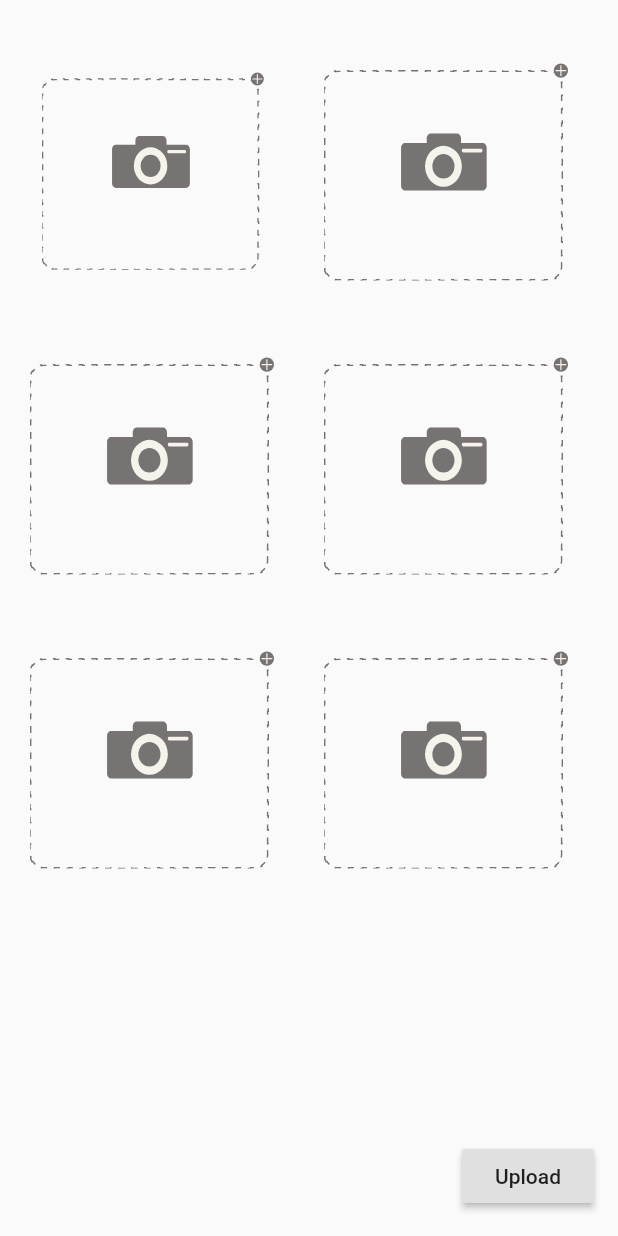
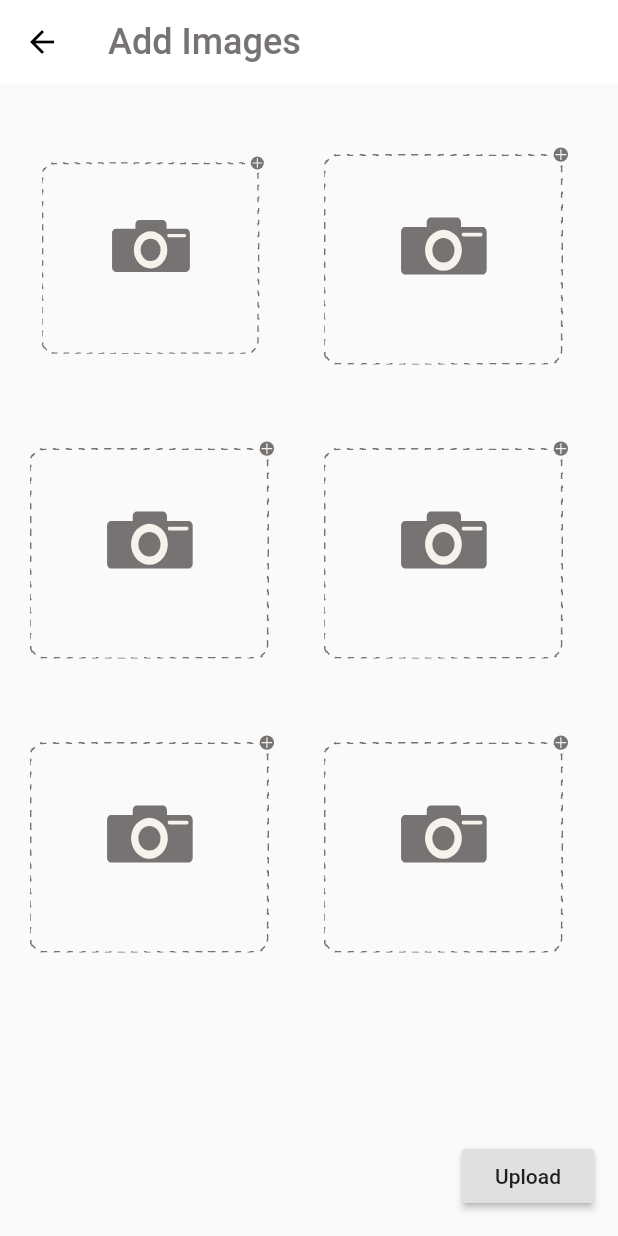
Before and after one commit to kaskadegroup/CaterWorld, a Flutter app: the AddImagae screen opened directly, on a phone screen of 412 x 824 dp. Run offline on Flutter 3.47's test engine with Material 2 defaults, Android fonts, the phone set to English and light mode, and no system bars; our stand-ins replace cloud_firestore, firebase_auth, firebase_storage, flutter_svg, image_picker; accounts and stored records are empty; project files that could hold a hidden picture were left out.

Commit message:
basic back button

```diff
--- a/lib/models/add_dish_form.dart
+++ b/lib/models/add_dish_form.dart
@@ -1,4 +1,3 @@
-
 // import 'package:firebase_core/firebase_core.dart';
 import 'package:flutter/material.dart';
 import 'package:flutter/cupertino.dart';
@@ -24,25 +23,28 @@ class _AddDishFormState extends State<AddDishForm> {
   String _dishAllergens;
   String _dishStory;
   String userId;
-  bool isVeg=false;
+  bool isVeg = false;
 
   void uploadImages(BuildContext context) {
     Navigator.push(
         context, new MaterialPageRoute(builder: (context) => AddImagae()));
   }
 
-  List convertIngredientsList(value){
+  List convertIngredientsList(value) {
     return value.split(",");
   }
+
   void _trySubmit() async {
     final isValid = _formKey.currentState.validate();
     FocusScope.of(context).unfocus();
 
-    if (isValid){
+    if (isValid) {
       _formKey.currentState.save();
       final user = await FirebaseAuth.instance.currentUser();
-      final userData = await Firestore.instance.collection('users').document(user.uid).get();
-      DocumentReference documentReference = Firestore.instance.collection('dish_info').document();
+      final userData =
+          await Firestore.instance.collection('users').document(user.uid).get();
+      DocumentReference documentReference =
+          Firestore.instance.collection('dish_info').document();
       // final dishId = FirebaseFirestore.instance.collection('dish_info').doc().id;
       Firestore.instance.collection('dish_info').add({
         'dish_cat': _dishCuisine,
@@ -107,7 +109,8 @@ class _AddDishFormState extends State<AddDishForm> {
                 }
                 return null;
               },
-              decoration: InputDecoration(labelText: 'Add comma separated Ingredients'),
+              decoration:
+                  InputDecoration(labelText: 'Add comma separated Ingredients'),
               textInputAction: TextInputAction.next,
               onSaved: (value) {
                 _dishIngredients = convertIngredientsList(value);
@@ -129,9 +132,10 @@ class _AddDishFormState extends State<AddDishForm> {
                 _dishAllergens = value;
               },
             ),
-            CheckboxListTile(title: const Text('Is this dish Vegetarian ?'),
+            CheckboxListTile(
+                title: const Text('Is this dish Vegetarian ?'),
                 value: isVeg,
-                onChanged: (val){
+                onChanged: (val) {
                   setState(() {
                     isVeg = val;
                   });
@@ -153,10 +157,11 @@ class _AddDishFormState extends State<AddDishForm> {
               //focusNode: _priceNode,
             ),
             RaisedButton(
-              child: Text('Upload Images'),
-              onPressed: null,
-              // onPressed: () => uploadImages(context),
-            ),
+                child: Text('Upload Images'),
+                onPressed: () => uploadImages(context))
+
+            // onPressed: () => uploadImages(context),
+            ,
             RaisedButton(
               child: Text('Submit'),
               onPressed: _trySubmit,
--- a/lib/screens/add_images.dart
+++ b/lib/screens/add_images.dart
@@ -5,7 +5,6 @@ import 'dart:io';
 import 'dart:async';
 import 'package:path/path.dart' as path;
 import 'package:path_provider/path_provider.dart' as syspaths;
-import 'package:cloud_firestore/cloud_firestore.dart';
 import 'package:firebase_storage/firebase_storage.dart';
 
 class AddImagae extends StatefulWidget {
@@ -44,6 +43,23 @@ class _AddImagaeState extends State<AddImagae> {
   @override
   Widget build(BuildContext context) {
     return Scaffold(
+      appBar: AppBar(
+        leading: IconButton(
+          icon: Icon(Icons.arrow_back, color: Colors.black),
+          onPressed: () => Navigator.of(context).pop(),
+        ),
+        title: Text(
+          "Add Images",
+          style: TextStyle(
+            fontSize: 24,
+            fontFamily: '.SF Pro Display',
+            fontWeight: FontWeight.w500,
+            color: Color.fromRGBO(120, 115, 115, 1),
+          ),
+        ),
+        backgroundColor: Colors.white,
+        elevation: 0,
+      ),
       body: GridView.count(
         primary: false,
         padding: const EdgeInsets.all(15),
```
Also changed, not shown: 1 other file.
